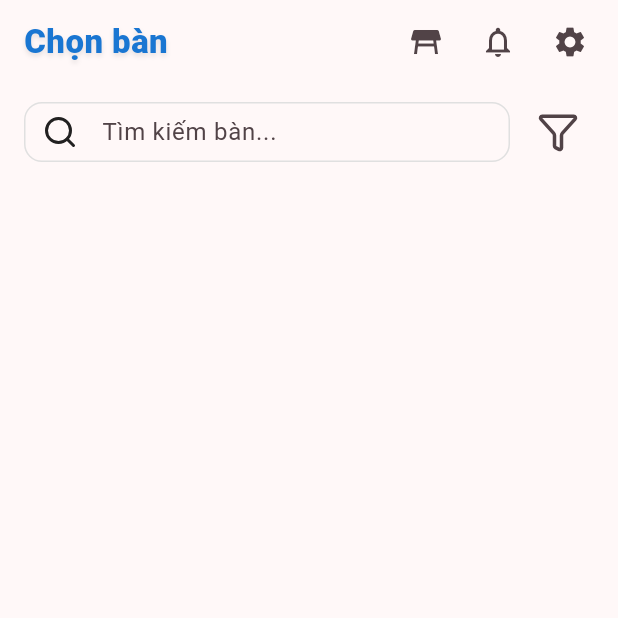
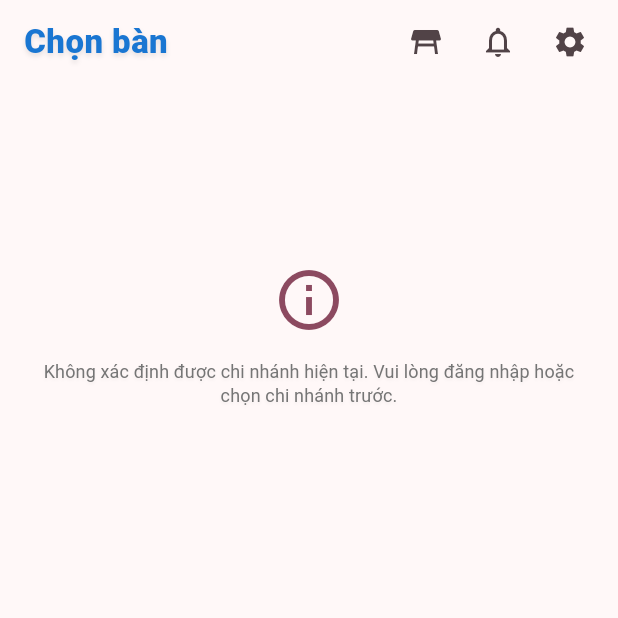
Before and after one commit to phuckk05/SmartDine_Fontend, a Flutter app: the ScreenChooseTable screen opened directly, on a phone screen of 412 x 824 dp, the top half of it. Run offline on Flutter 3.47's test engine with Material 3 defaults, Android fonts, the phone set to English and light mode, and no system bars; our stand-ins replace connectivity_plus, dotted_border, dropdown_button2, email_validator, fluentui_system_icons, flutter_riverpod and 6 more; missing offline and left inert: bcrypt, mailer; accounts and stored records are empty.

Commit message:
Gốc main- 2

```diff
--- a/fontend/smart_dine/lib/features/signin/screen_signin.dart
+++ b/fontend/smart_dine/lib/features/signin/screen_signin.dart
@@ -215,6 +215,10 @@ class _ScreenSignInState extends ConsumerState<ScreenSignIn> {
           );
         } else if (user.role == 6) {
           //Cashier
+          Routes.pushRightLeftConsumerFul(
+            context,
+            ScreenChooseTable(branchId: branchId),
+          );
         }
       }
     } else {
--- a/fontend/smart_dine/lib/features/staff/screen_choose_table.dart
+++ b/fontend/smart_dine/lib/features/staff/screen_choose_table.dart
@@ -15,6 +15,7 @@ import 'package:mart_dine/model_staff/table.dart';
 import 'package:mart_dine/provider_staff/table_provider.dart';
 import 'package:mart_dine/provider_staff/user_provider.dart';
 import 'package:mart_dine/routes.dart';
+import 'package:mart_dine/providers/user_session_provider.dart';
 
 class ScreenChooseTable extends ConsumerStatefulWidget {
   final int? branchId;
@@ -42,6 +43,15 @@ class _ScreenChooseTableState extends ConsumerState<ScreenChooseTable> {
     }
     return result;
   }
+
+  int? _resolveBranchId({bool listen = false}) {
+    final session =
+        listen ? ref.watch(userSessionProvider) : ref.read(userSessionProvider);
+    if (widget.branchId != null) return widget.branchId;
+    if (session.currentBranchId != null) return session.currentBranchId;
+    if (session.branchIds.isNotEmpty) return session.branchIds.first;
+    return null;
+  }
   //Table provider
 
   @override
@@ -57,7 +67,11 @@ class _ScreenChooseTableState extends ConsumerState<ScreenChooseTable> {
   //Load tables
   Future<void> _loadTables() async {
     if (_isDisposed) return;
-    final branchId = widget.branchId ?? 1;
+    final branchId = _resolveBranchId();
+    if (branchId == null) {
+      // Không thể tải bàn nếu chưa có branchId hợp lệ
+      return;
+    }
     try {
       await ref.read(tableNotifierProvider.notifier).loadTables(branchId);
       if (_isDisposed) return;
@@ -73,10 +87,20 @@ class _ScreenChooseTableState extends ConsumerState<ScreenChooseTable> {
   Future<void> _openTable(DiningTable table, bool hasUnpaidOrders) async {
     if (!mounted) return;
 
+    final branchId = _resolveBranchId();
+    if (branchId == null) {
+      if (mounted) {
+        ScaffoldMessenger.of(context).showSnackBar(
+          const SnackBar(
+            content: Text('Không xác định được chi nhánh hiện tại.'),
+          ),
+        );
+      }
+      return;
+    }
+
     // Kiểm tra trạng thái bàn để quyết định hành động
-    final unpaidTableStatus = ref.read(
-      unpaidTablesByBranchProvider(widget.branchId ?? 1),
-    );
+    final unpaidTableStatus = ref.read(unpaidTablesByBranchProvider(branchId));
     final tableStatus = unpaidTableStatus.when(
       data: (statusMap) => statusMap[table.id],
       loading: () => null,
@@ -239,14 +263,29 @@ class _ScreenChooseTableState extends ConsumerState<ScreenChooseTable> {
     if (!mounted) return;
 
     try {
+      final session = ref.read(userSessionProvider);
+      final sessionCompanyId = session.companyId;
+      final sessionUserId = session.userId;
+
+      if (sessionCompanyId == null || sessionUserId == null) {
+        if (mounted) {
+          ScaffoldMessenger.of(context).showSnackBar(
+            const SnackBar(
+              content: Text('Thiếu thông tin người dùng hoặc công ty.'),
+            ),
+          );
+        }
+        return;
+      }
+
       Routes.pushRightLeftConsumerFul(
         context,
         ScreenMenu(
           tableId: table.id,
           tableName: table.name,
-          branchId: widget.branchId ?? 1,
-          companyId: 1,
-          userId: 1,
+          branchId: branchId,
+          companyId: sessionCompanyId,
+          userId: sessionUserId,
           initialOrder: initialOrder,
           initialOrderItems: initialItems,
         ),
@@ -258,8 +297,11 @@ class _ScreenChooseTableState extends ConsumerState<ScreenChooseTable> {
 
   @override
   Widget build(BuildContext context) {
-    final branchId = widget.branchId ?? 1;
-    final unpaidTableStatus = ref.watch(unpaidTablesByBranchProvider(branchId));
+    final branchId = _resolveBranchId(listen: true);
+    final AsyncValue<Map<int, int>> unpaidTableStatus =
+        branchId != null
+            ? ref.watch(unpaidTablesByBranchProvider(branchId))
+            : const AsyncValue.data(<int, int>{});
     final allTables = ref.watch(tableNotifierProvider);
     final searchKeyword = _searchController.text;
     // Lọc bàn theo tên (không dấu, không phân biệt hoa thường)
@@ -274,6 +316,7 @@ class _ScreenChooseTableState extends ConsumerState<ScreenChooseTable> {
 
     return Scaffold(
       appBar: AppBar(
+        automaticallyImplyLeading: false,
         title: Text('Chọn bàn', style: Style.fontTitle),
         centerTitle: false,
         elevation: 0,
@@ -290,7 +333,7 @@ class _ScreenChooseTableState extends ConsumerState<ScreenChooseTable> {
             onPressed: () {
               Routes.pushRightLeftConsumerFul(
                 context,
-                ScreenNotifications(branchId: widget.branchId),
+                ScreenNotifications(branchId: branchId),
               );
             },
             icon: const Icon(Icons.notifications_none),
@@ -308,8 +351,13 @@ class _ScreenChooseTableState extends ConsumerState<ScreenChooseTable> {
       ),
       body: RefreshIndicator(
         onRefresh: _loadTables,
-        child: ListView(
-          padding: const EdgeInsets.symmetric(horizontal: Style.paddingPhone),
+        child:
+            branchId == null
+                ? _buildMissingBranchMessage(context)
+                : ListView(
+                  padding: const EdgeInsets.symmetric(
+                    horizontal: Style.paddingPhone,
+                  ),
                   children: [
                     const SizedBox(height: 8),
                     _search(context),
@@ -319,6 +367,33 @@ class _ScreenChooseTableState extends ConsumerState<ScreenChooseTable> {
                   ],
                 ),
       ),
+    );
+  }
+
+  Widget _buildMissingBranchMessage(BuildContext context) {
+    return ListView(
+      physics: const AlwaysScrollableScrollPhysics(),
+      children: [
+        const SizedBox(height: 120),
+        Padding(
+          padding: const EdgeInsets.symmetric(horizontal: Style.paddingPhone),
+          child: Column(
+            children: [
+              Icon(
+                Icons.info_outline,
+                size: 48,
+                color: Theme.of(context).colorScheme.primary,
+              ),
+              const SizedBox(height: 16),
+              Text(
+                'Không xác định được chi nhánh hiện tại. Vui lòng đăng nhập hoặc chọn chi nhánh trước.',
+                style: Style.fontCaption,
+                textAlign: TextAlign.center,
+              ),
+            ],
+          ),
+        ),
+      ],
     );
   }
 
--- a/fontend/smart_dine/lib/features/staff/screen_menu.dart
+++ b/fontend/smart_dine/lib/features/staff/screen_menu.dart
@@ -17,6 +17,7 @@ import 'package:mart_dine/API_staff/order_API.dart';
 import 'package:mart_dine/API_staff/order_item_API.dart';
 import 'package:mart_dine/routes.dart';
 import 'package:mart_dine/widgets/icon_back.dart';
+import 'package:mart_dine/providers/user_session_provider.dart';
 // Import provider của bạn để gọi API
 // Giả sử bạn có model OrderItem đã import
 
@@ -1528,7 +1529,7 @@ class _ScreenMenuState extends ConsumerState<ScreenMenu> {
 
         return AnimatedContainer(
           duration: const Duration(milliseconds: 150),
-          padding: const EdgeInsets.symmetric(horizontal: 14, vertical: 12),
+          padding: const EdgeInsets.symmetric(horizontal: 16, vertical: 2),
           decoration: BoxDecoration(
             color:
                 isSelected
```
Also changed, not shown: fontend/smart_dine/lib/features/staff/screen_settings.dart (+65 -12 lines). Lines whose indentation alone changed are shown as unchanged.
